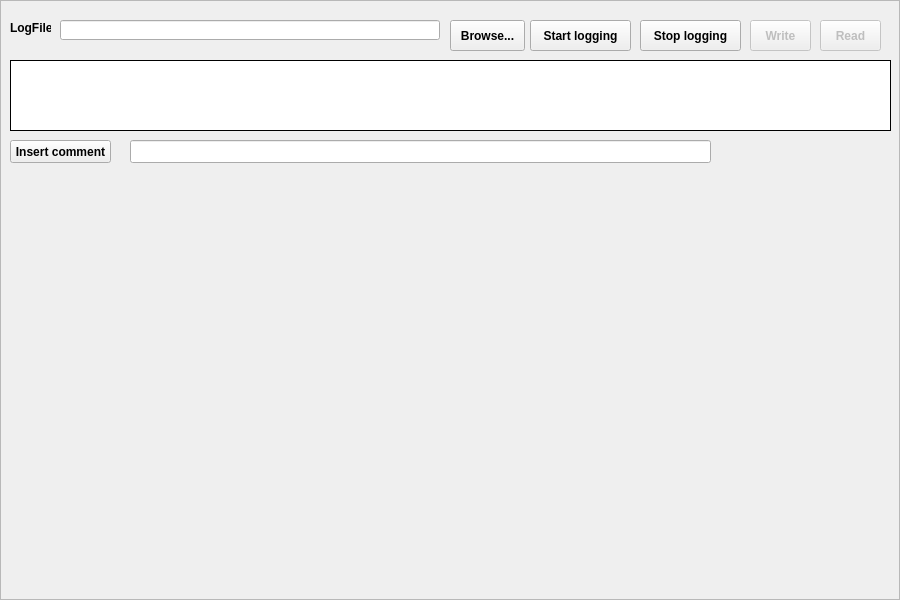
Qt form commonsrc/loggingframe.ui (hancse/powermeter) before a commit.
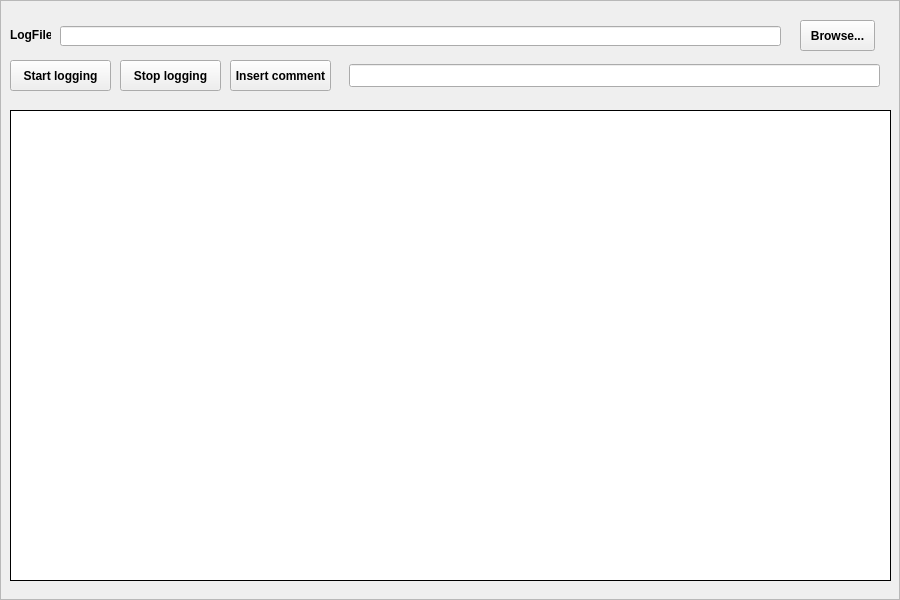
The same form after that commit.

```diff
--- a/commonsrc/loggingframe.ui
+++ b/commonsrc/loggingframe.ui
@@ -29,7 +29,7 @@
    <property name="geometry">
     <rect>
      <x>10</x>
-     <y>20</y>
+     <y>27</y>
      <width>41</width>
      <height>16</height>
     </rect>
@@ -41,7 +41,7 @@
   <widget class="QPushButton" name="btnBrowse">
    <property name="geometry">
     <rect>
-     <x>450</x>
+     <x>800</x>
      <y>20</y>
      <width>75</width>
      <height>31</height>
@@ -55,51 +55,19 @@
    <property name="geometry">
     <rect>
      <x>60</x>
-     <y>20</y>
-     <width>380</width>
+     <y>26</y>
+     <width>721</width>
      <height>20</height>
     </rect>
    </property>
   </widget>
-  <widget class="QPushButton" name="btnWrite">
-   <property name="enabled">
-    <bool>false</bool>
-   </property>
-   <property name="geometry">
-    <rect>
-     <x>750</x>
-     <y>20</y>
-     <width>61</width>
-     <height>31</height>
-    </rect>
-   </property>
-   <property name="text">
-    <string>Write</string>
-   </property>
-  </widget>
-  <widget class="QPushButton" name="btnRead">
-   <property name="enabled">
-    <bool>false</bool>
-   </property>
-   <property name="geometry">
-    <rect>
-     <x>820</x>
-     <y>20</y>
-     <width>61</width>
-     <height>31</height>
-    </rect>
-   </property>
-   <property name="text">
-    <string>Read</string>
-   </property>
-  </widget>
   <widget class="QPlainTextEdit" name="plainTextEdit">
    <property name="geometry">
     <rect>
      <x>10</x>
-     <y>60</y>
+     <y>110</y>
      <width>881</width>
-     <height>71</height>
+     <height>471</height>
     </rect>
    </property>
    <property name="frameShape">
@@ -112,8 +80,8 @@
   <widget class="QPushButton" name="btnStart">
    <property name="geometry">
     <rect>
-     <x>530</x>
-     <y>20</y>
+     <x>10</x>
+     <y>60</y>
      <width>101</width>
      <height>31</height>
     </rect>
@@ -125,8 +93,8 @@
   <widget class="QPushButton" name="btnStop">
    <property name="geometry">
     <rect>
-     <x>640</x>
-     <y>20</y>
+     <x>120</x>
+     <y>60</y>
      <width>101</width>
      <height>31</height>
     </rect>
@@ -138,9 +106,9 @@
   <widget class="QLineEdit" name="leComment">
    <property name="geometry">
     <rect>
-     <x>130</x>
-     <y>140</y>
-     <width>581</width>
+     <x>349</x>
+     <y>64</y>
+     <width>531</width>
      <height>23</height>
     </rect>
    </property>
@@ -148,10 +116,10 @@
   <widget class="QPushButton" name="btnInsert">
    <property name="geometry">
     <rect>
-     <x>10</x>
-     <y>140</y>
+     <x>230</x>
+     <y>60</y>
      <width>101</width>
-     <height>23</height>
+     <height>31</height>
     </rect>
    </property>
    <property name="text">
```
